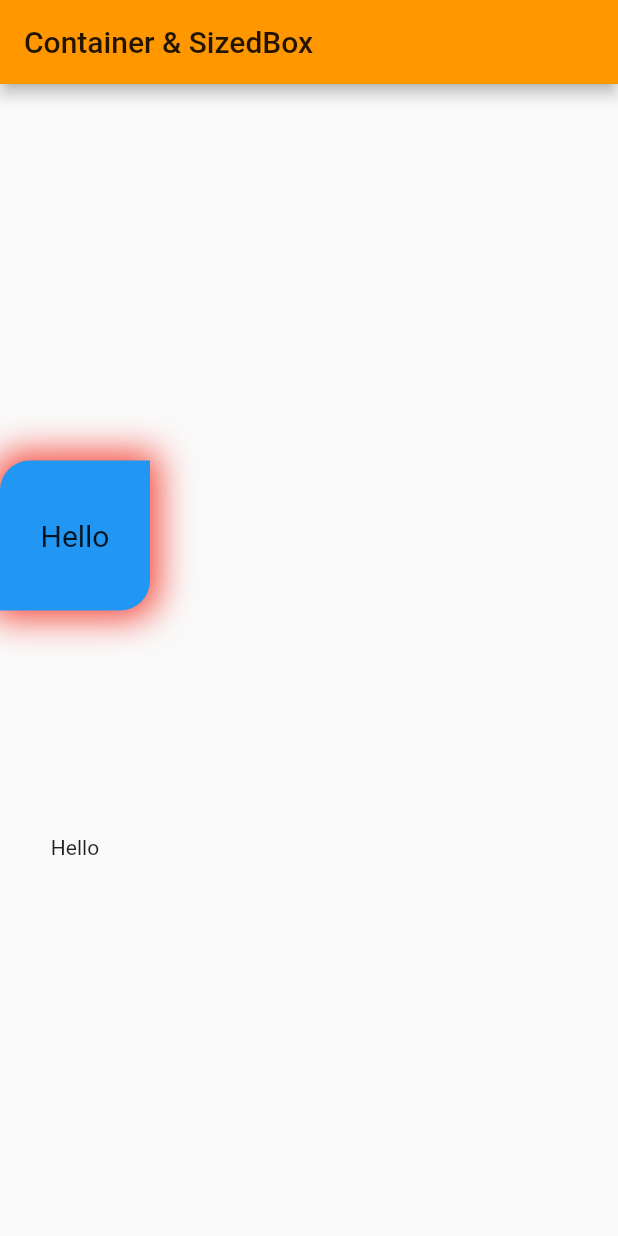
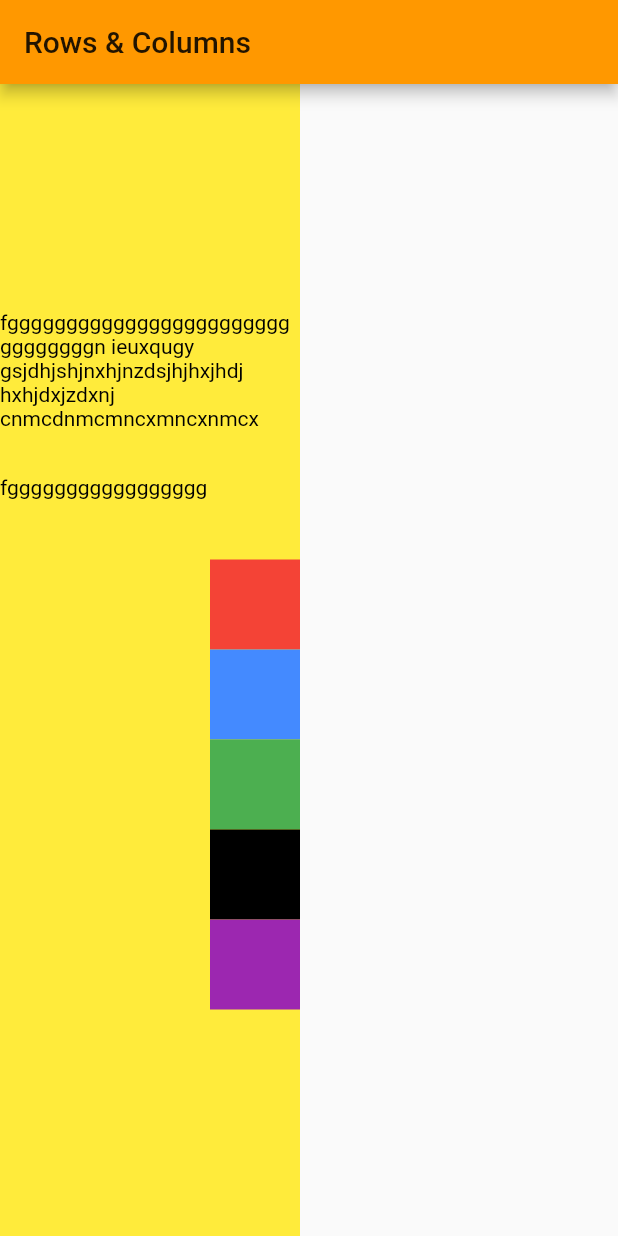
Before and after one commit to codemike513/Flutter-Widgets, a Flutter app: the screen it shows after launch, on a phone screen of 412 x 824 dp. Run offline on Flutter 3.47's test engine with Material 2 defaults, Android fonts, the phone set to English and light mode, and no system bars.

Commit message:
Rows Columns and Warp

```diff
--- a/lib/main.dart
+++ b/lib/main.dart
@@ -1,10 +1,11 @@
 import 'package:flutter/material.dart';
 import 'package:widget_app/widgets/container_sizedBox.dart';
+import 'package:widget_app/widgets/row_col_wrap.dart';
 
 
 void main() => runApp(MaterialApp(
       debugShowCheckedModeBanner: false,
-      home: Container_SizedBox(),
+      home: RowsColsWrap(),
       theme: ThemeData(
         brightness: Brightness.light,
         primaryColor: Colors.orange,
--- /dev/null
+++ b/lib/widgets/row_col_wrap.dart
@@ -0,0 +1,88 @@
+import 'package:flutter/material.dart';
+
+// WRAP manages long texts like row cannot do
+
+class RowsColsWrap extends StatelessWidget {
+  const RowsColsWrap({Key? key}) : super(key: key);
+
+  @override
+  Widget build(BuildContext context) {
+    var w = MediaQuery.of(context).size.width;
+    var h = MediaQuery.of(context).size.height;
+    return Scaffold(
+      appBar: AppBar(
+        title: Text('Rows & Columns'),
+      ),
+      body: Container(
+        width: 200,
+        height: 900,
+        color: Colors.yellow,
+        child: Column(
+          mainAxisAlignment: MainAxisAlignment.center,
+          crossAxisAlignment: CrossAxisAlignment.end,
+          children: [
+            Wrap(
+              // direction: Axis.vertical,
+              // alignment: WrapAlignment.spaceEvenly,
+              children: [
+                // Container(height: 60, width: 60, color: Colors.red,),
+                // Container(height: 60, width: 60, color: Colors.blueAccent,),
+                // Container(height: 60, width: 60, color: Colors.green,),
+                // Container(height: 60, width: 60, color: Colors.black,),
+                // Container(height: 60, width: 60, color: Colors.purple,),
+                Text(
+                  'fggggggggggggggggggggggggggggggggn ieuxqugy gsjdhjshjnxhjnzdsjhjhxjhdj hxhjdxjzdxnj cnmcdnmcmncxmncxnmcx',
+                  style: TextStyle(color: Colors.black),
+                )
+              ],
+            ),
+            SizedBox(
+              height: 30,
+            ),
+            Row(
+              // mainAxisAlignment: MainAxisAlignment.start,
+              // crossAxisAlignment: CrossAxisAlignment.center,
+              children: [
+                // Container(height: 60, width: 60, color: Colors.red,),
+                // Container(height: 60, width: 60, color: Colors.blueAccent,),
+                // Container(height: 60, width: 60, color: Colors.green,),
+                // Container(height: 60, width: 60, color: Colors.black,),
+                // Container(height: 60, width: 60, color: Colors.purple,),
+                Text(
+                  'fggggggggggggggggg',
+                  style: TextStyle(color: Colors.black),
+                ),
+              ],
+            ),
+            SizedBox(height: 40,),
+            Container(
+              height: 60,
+              width: 60,
+              color: Colors.red,
+            ),
+            Container(
+              height: 60,
+              width: 60,
+              color: Colors.blueAccent,
+            ),
+            Container(
+              height: 60,
+              width: 60,
+              color: Colors.green,
+            ),
+            Container(
+              height: 60,
+              width: 60,
+              color: Colors.black,
+            ),
+            Container(
+              height: 60,
+              width: 60,
+              color: Colors.purple,
+            ),
+          ],
+        ),
+      ),
+    );
+  }
+}
```
